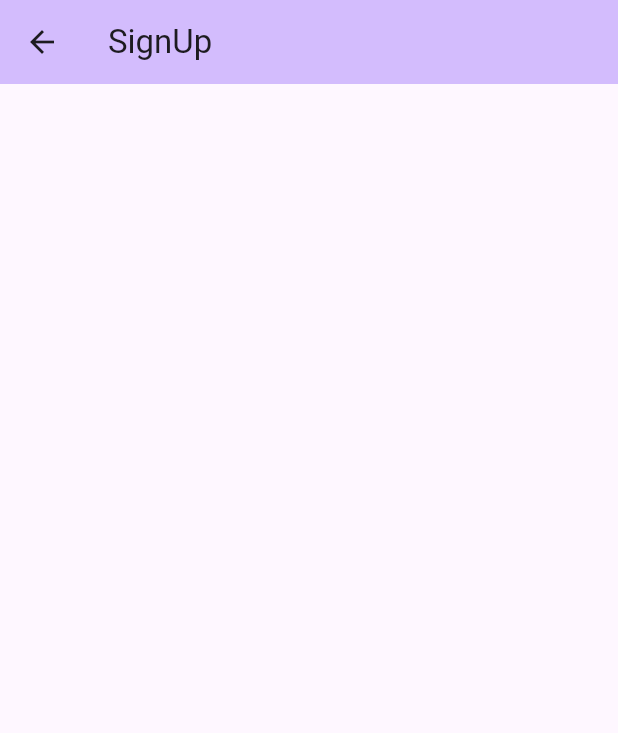
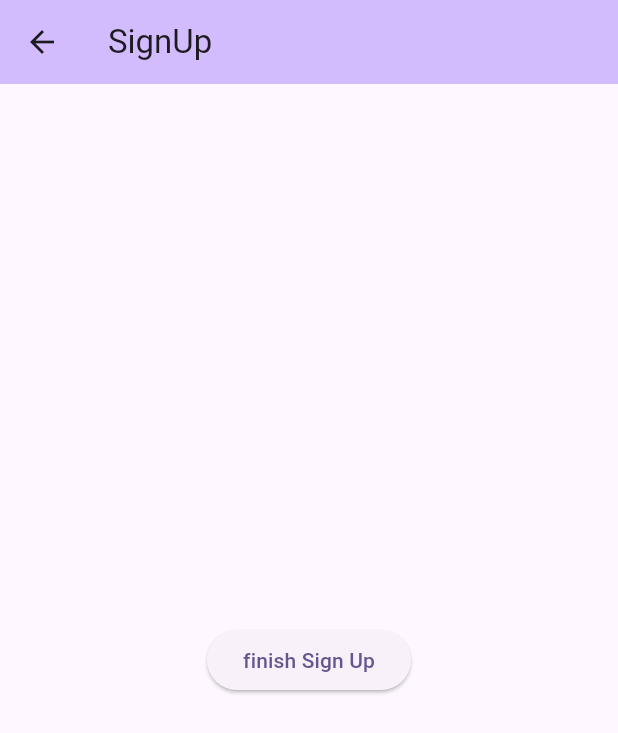
Before and after one commit to bwatts1/Neural-Drive, a Flutter app: the SignUp screen opened by its route, on a phone screen of 412 x 824 dp. Shown: the top 733 px of the screen. Run offline on Flutter 3.47's test engine with Material 3 defaults, Android fonts, the phone set to English and light mode, and no system bars.

Commit message:
add routing to both sign in and log in

```diff
--- a/lib/signup.dart
+++ b/lib/signup.dart
@@ -12,7 +12,16 @@ class SignUp extends StatelessWidget{
         backgroundColor: Theme.of(context).colorScheme.inversePrimary,
       ),
     body: Stack(
-
+        children: [
+          Center(
+            child: ElevatedButton(
+              onPressed: (){
+                    Navigator.of(context).pushNamed('/login');
+              },
+              child: const Text('finish Sign Up'),
+            ),
+          ),
+        ],
       ),
     );
   }
```
Also changed, not shown: lib/login.dart (+11 -2 lines).
